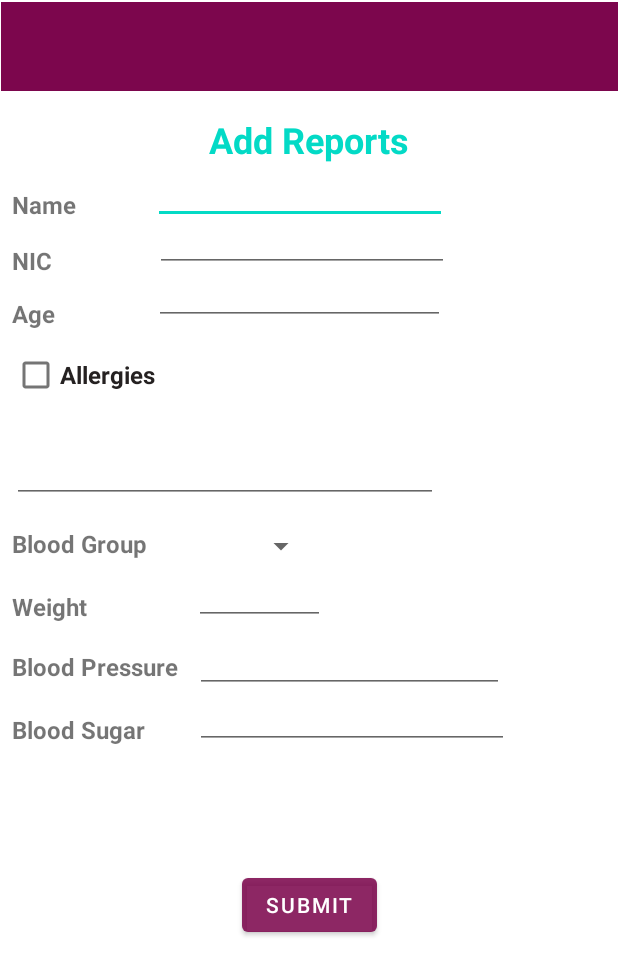
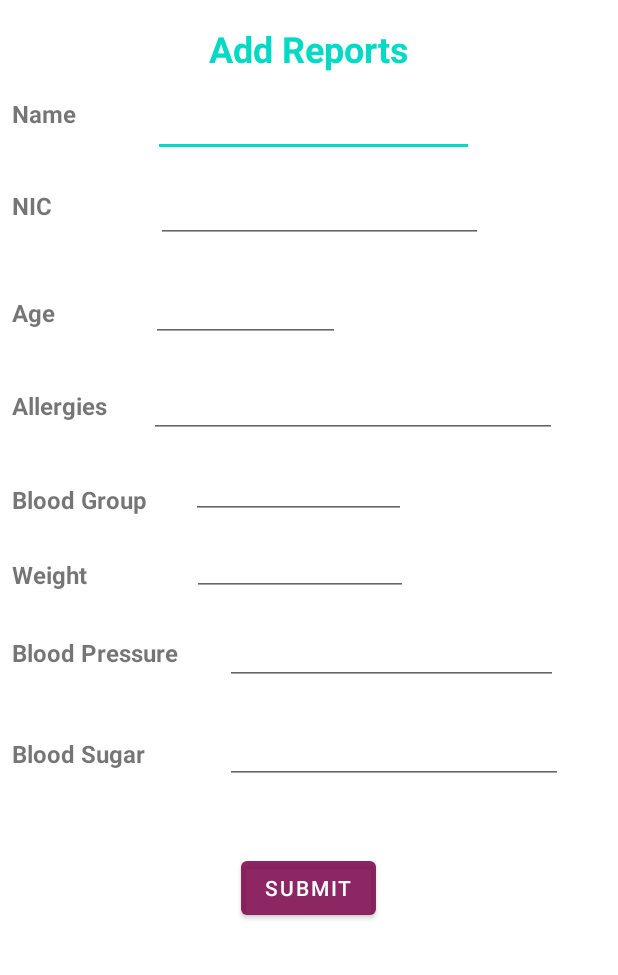
Before and after one commit to RuwanaraT/AmWell, an Android app: the layout activity_add_report.xml on its own in the app's theme, with its tools: preview values and no code run, on a phone screen of 412 x 824 dp. Shown: the top 975 px of the screen. Run offline under Robolectric (Android 15) with nearby library versions, the phone set to English and light mode, and no system bars.

Commit message:
add report UI updated

```diff
--- a/app/src/main/res/layout/activity_add_report.xml
+++ b/app/src/main/res/layout/activity_add_report.xml
@@ -6,17 +6,17 @@
     android:layout_height="match_parent"
     tools:context=".AddReport">
 
-    <androidx.appcompat.widget.Toolbar
-        android:id="@+id/toolbar6"
-        android:layout_width="411dp"
-        android:layout_height="59dp"
-        android:layout_marginTop="1dp"
-        android:background="@color/adrp01"
-        android:minHeight="?attr/actionBarSize"
-        android:theme="?attr/actionBarTheme"
-        app:layout_constraintEnd_toEndOf="parent"
-        app:layout_constraintStart_toStartOf="parent"
-        app:layout_constraintTop_toTopOf="parent" />
+<!--    <androidx.appcompat.widget.Toolbar-->
+<!--        android:id="@+id/toolbar6"-->
+<!--        android:layout_width="411dp"-->
+<!--        android:layout_height="59dp"-->
+<!--        android:layout_marginTop="1dp"-->
+<!--        android:background="@color/adrp01"-->
+<!--        android:minHeight="?attr/actionBarSize"-->
+<!--        android:theme="?attr/actionBarTheme"-->
+<!--        app:layout_constraintEnd_toEndOf="parent"-->
+<!--        app:layout_constraintStart_toStartOf="parent"-->
+<!--        app:layout_constraintTop_toTopOf="parent" />-->
 
     <TextView
         android:id="@+id/sa001"
@@ -30,7 +30,8 @@
         app:layout_constraintEnd_toEndOf="parent"
         app:layout_constraintHorizontal_bias="0.5"
         app:layout_constraintStart_toStartOf="parent"
-        app:layout_constraintTop_toBottomOf="@+id/toolbar6" />
+        app:layout_constraintTop_toTopOf="parent"
+        tools:ignore="MissingConstraints" />
 
     <TextView
         android:id="@+id/ar_tw_2"
@@ -47,15 +48,27 @@
 
     <EditText
         android:id="@+id/ar_pt1"
-        android:layout_width="196dp"
-        android:layout_height="24dp"
+        android:layout_width="214dp"
+        android:layout_height="48dp"
         android:layout_marginStart="24dp"
         android:layout_marginLeft="24dp"
-        android:layout_marginTop="16dp"
+        android:layout_marginTop="8dp"
         android:ems="10"
         android:inputType="textPersonName"
         app:layout_constraintStart_toEndOf="@+id/ar_tw_2"
         app:layout_constraintTop_toBottomOf="@+id/sa001" />
+
+    <EditText
+        android:id="@+id/ar_pt2"
+        android:layout_width="218dp"
+        android:layout_height="49dp"
+        android:layout_marginStart="32dp"
+        android:layout_marginLeft="32dp"
+        android:layout_marginTop="8dp"
+        android:ems="10"
+        android:inputType="number"
+        app:layout_constraintStart_toEndOf="@+id/ar_tw3"
+        app:layout_constraintTop_toBottomOf="@+id/ar_pt1" />
 
     <TextView
         android:id="@+id/ar_tw3"
@@ -63,7 +76,7 @@
         android:layout_height="19dp"
         android:layout_marginStart="8dp"
         android:layout_marginLeft="8dp"
-        android:layout_marginTop="16dp"
+        android:layout_marginTop="40dp"
         android:text="@string/adrp_nic"
         android:textSize="16sp"
         android:textStyle="bold"
@@ -71,16 +84,16 @@
         app:layout_constraintTop_toBottomOf="@+id/ar_tw_2" />
 
     <EditText
-        android:id="@+id/ar_pt2"
-        android:layout_width="196dp"
-        android:layout_height="24dp"
-        android:layout_marginStart="31dp"
-        android:layout_marginLeft="31dp"
-        android:layout_marginTop="8dp"
+        android:id="@+id/ar_pt3"
+        android:layout_width="126dp"
+        android:layout_height="54dp"
+        android:layout_marginStart="64dp"
+        android:layout_marginLeft="64dp"
+        android:layout_marginTop="12dp"
         android:ems="10"
         android:inputType="number"
-        app:layout_constraintStart_toEndOf="@+id/ar_tw3"
-        app:layout_constraintTop_toBottomOf="@+id/ar_pt1" />
+        app:layout_constraintStart_toEndOf="@+id/ar_tw4"
+        app:layout_constraintTop_toBottomOf="@+id/ar_pt2" />
 
     <TextView
         android:id="@+id/ar_tw4"
@@ -88,34 +101,21 @@
         android:layout_height="wrap_content"
         android:layout_marginStart="8dp"
         android:layout_marginLeft="8dp"
-        android:layout_marginTop="16dp"
+        android:layout_marginTop="52dp"
         android:text="@string/adrp_age"
         android:textSize="16sp"
         android:textStyle="bold"
         app:layout_constraintStart_toStartOf="parent"
         app:layout_constraintTop_toBottomOf="@+id/ar_tw3" />
 
-    <EditText
-        android:id="@+id/ar_pt3"
-        android:layout_width="194dp"
-        android:layout_height="27dp"
-        android:layout_marginStart="66dp"
-        android:layout_marginLeft="66dp"
-        android:layout_marginTop="8dp"
-        android:ems="10"
-        android:inputType="number"
-        app:layout_constraintStart_toEndOf="@+id/ar_tw4"
-        app:layout_constraintTop_toBottomOf="@+id/ar_pt2" />
-
-    <CheckBox
-        android:id="@+id/ar_cb1"
-        android:layout_width="110dp"
-        android:layout_height="27dp"
+    <TextView
+        android:id="@+id/adrp_alg"
+        android:layout_width="wrap_content"
+        android:layout_height="wrap_content"
         android:layout_marginStart="8dp"
         android:layout_marginLeft="8dp"
-        android:layout_marginTop="16dp"
+        android:layout_marginTop="40dp"
         android:text="@string/adrp_chbx"
-        android:textColor="@color/ad_rp03"
         android:textSize="16sp"
         android:textStyle="bold"
         app:layout_constraintStart_toStartOf="parent"
@@ -123,16 +123,29 @@
 
     <EditText
         android:id="@+id/ar_mltxt1"
-        android:layout_width="284dp"
+        android:layout_width="272dp"
         android:layout_height="56dp"
-        android:layout_marginStart="8dp"
-        android:layout_marginLeft="8dp"
-        android:layout_marginTop="16dp"
+        android:layout_marginStart="28dp"
+        android:layout_marginLeft="28dp"
+        android:layout_marginTop="8dp"
         android:ems="10"
         android:gravity="start|top"
         android:inputType="textMultiLine"
-        app:layout_constraintStart_toStartOf="parent"
-        app:layout_constraintTop_toBottomOf="@+id/ar_cb1" />
+        app:layout_constraintStart_toEndOf="@+id/adrp_alg"
+        app:layout_constraintTop_toBottomOf="@+id/ar_pt3" />
+
+    <EditText
+        android:id="@+id/ar_bgrp"
+        android:layout_width="143dp"
+        android:layout_height="42dp"
+        android:layout_marginStart="28dp"
+        android:layout_marginLeft="28dp"
+        android:layout_marginTop="12dp"
+        android:ems="10"
+        android:gravity="start|top"
+        android:inputType="textMultiLine"
+        app:layout_constraintStart_toEndOf="@+id/ar_tw6"
+        app:layout_constraintTop_toBottomOf="@+id/ar_mltxt1" />
 
     <TextView
         android:id="@+id/ar_tw6"
@@ -140,22 +153,24 @@
         android:layout_height="26dp"
         android:layout_marginStart="8dp"
         android:layout_marginLeft="8dp"
-        android:layout_marginTop="16dp"
+        android:layout_marginTop="30dp"
         android:text="@string/adrtp_bldgrp"
         android:textSize="16sp"
         android:textStyle="bold"
         app:layout_constraintStart_toStartOf="parent"
         app:layout_constraintTop_toBottomOf="@+id/ar_mltxt1" />
 
-    <Spinner
-        android:id="@+id/ar_spin1"
-        android:layout_width="82dp"
-        android:layout_height="25dp"
-        android:layout_marginStart="30dp"
-        android:layout_marginLeft="30dp"
-        android:layout_marginTop="16dp"
-        app:layout_constraintStart_toEndOf="@+id/ar_tw6"
-        app:layout_constraintTop_toBottomOf="@id/ar_mltxt1" />
+    <EditText
+        android:id="@+id/ar_tnum1"
+        android:layout_width="144dp"
+        android:layout_height="44dp"
+        android:layout_marginStart="64dp"
+        android:layout_marginLeft="64dp"
+        android:layout_marginTop="7dp"
+        android:ems="10"
+        android:inputType="numberDecimal"
+        app:layout_constraintStart_toEndOf="@+id/ar_tw7"
+        app:layout_constraintTop_toBottomOf="@+id/ar_bgrp" />
 
     <TextView
         android:id="@+id/ar_tw7"
@@ -163,7 +178,7 @@
         android:layout_height="24dp"
         android:layout_marginStart="8dp"
         android:layout_marginLeft="8dp"
-        android:layout_marginTop="16dp"
+        android:layout_marginTop="24dp"
         android:text="@string/adrp_weight"
         android:textSize="16sp"
         android:textStyle="bold"
@@ -171,24 +186,24 @@
         app:layout_constraintTop_toBottomOf="@+id/ar_tw6" />
 
     <EditText
-        android:id="@+id/ar_tnum1"
-        android:layout_width="87dp"
-        android:layout_height="24dp"
-        android:layout_marginStart="65dp"
-        android:layout_marginLeft="65dp"
-        android:layout_marginTop="16dp"
+        android:id="@+id/ar_tnum2"
+        android:layout_width="222dp"
+        android:layout_height="51dp"
+        android:layout_marginStart="8dp"
+        android:layout_marginLeft="8dp"
+        android:layout_marginTop="8dp"
         android:ems="10"
         android:inputType="numberDecimal"
-        app:layout_constraintStart_toEndOf="@+id/ar_tw7"
-        app:layout_constraintTop_toBottomOf="@+id/ar_spin1" />
+        app:layout_constraintStart_toEndOf="@+id/ar_tw8"
+        app:layout_constraintTop_toBottomOf="@+id/ar_tnum1" />
 
     <TextView
         android:id="@+id/ar_tw8"
-        android:layout_width="114dp"
-        android:layout_height="26dp"
+        android:layout_width="134dp"
+        android:layout_height="35dp"
         android:layout_marginStart="8dp"
         android:layout_marginLeft="8dp"
-        android:layout_marginTop="16dp"
+        android:layout_marginTop="28dp"
         android:text="@string/adrp_bp"
         android:textSize="16sp"
         android:textStyle="bold"
@@ -196,16 +211,16 @@
         app:layout_constraintTop_toBottomOf="@+id/ar_tw7" />
 
     <EditText
-        android:id="@+id/ar_tnum2"
-        android:layout_width="206dp"
-        android:layout_height="29dp"
-        android:layout_marginStart="8dp"
-        android:layout_marginLeft="8dp"
-        android:layout_marginTop="16dp"
+        android:id="@+id/ar_tnum3"
+        android:layout_width="225dp"
+        android:layout_height="54dp"
+        android:layout_marginStart="28dp"
+        android:layout_marginLeft="28dp"
+        android:layout_marginTop="12dp"
         android:ems="10"
         android:inputType="numberDecimal"
-        app:layout_constraintStart_toEndOf="@+id/ar_tw8"
-        app:layout_constraintTop_toBottomOf="@+id/ar_tnum1" />
+        app:layout_constraintStart_toEndOf="@+id/ar_tw9"
+        app:layout_constraintTop_toBottomOf="@+id/ar_tnum2" />
 
     <TextView
         android:id="@+id/ar_tw9"
@@ -213,33 +228,21 @@
         android:layout_height="22dp"
         android:layout_marginStart="8dp"
         android:layout_marginLeft="8dp"
-        android:layout_marginTop="16dp"
+        android:layout_marginTop="32dp"
         android:text="@string/adrp_bs"
         android:textSize="16sp"
         android:textStyle="bold"
         app:layout_constraintStart_toStartOf="parent"
         app:layout_constraintTop_toBottomOf="@+id/ar_tw8" />
 
-    <EditText
-        android:id="@+id/ar_tnum3"
-        android:layout_width="209dp"
-        android:layout_height="24dp"
-        android:layout_marginStart="8dp"
-        android:layout_marginLeft="8dp"
-        android:layout_marginTop="13dp"
-        android:ems="10"
-        android:inputType="numberDecimal"
-        app:layout_constraintStart_toEndOf="@+id/ar_tw9"
-        app:layout_constraintTop_toBottomOf="@+id/ar_tnum2" />
-
     <Button
         android:id="@+id/ar_sbmt"
         android:layout_width="wrap_content"
         android:layout_height="wrap_content"
-        android:layout_marginTop="80dp"
+        android:layout_marginTop="45dp"
         android:text="@string/adrp_sbmt"
         app:layout_constraintEnd_toEndOf="parent"
-        app:layout_constraintHorizontal_bias="0.5"
+        app:layout_constraintHorizontal_bias="0.498"
         app:layout_constraintStart_toStartOf="parent"
         app:layout_constraintTop_toBottomOf="@+id/ar_tnum3" />
 
```
